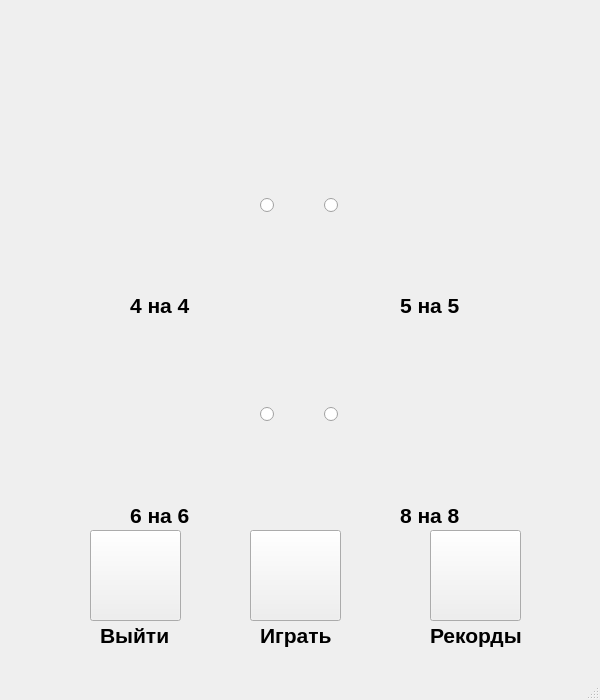
Before: the Qt Designer form src/ui_files/main.ui in aleksandrmbelkin/Game_2048, drawn with Qt 5.
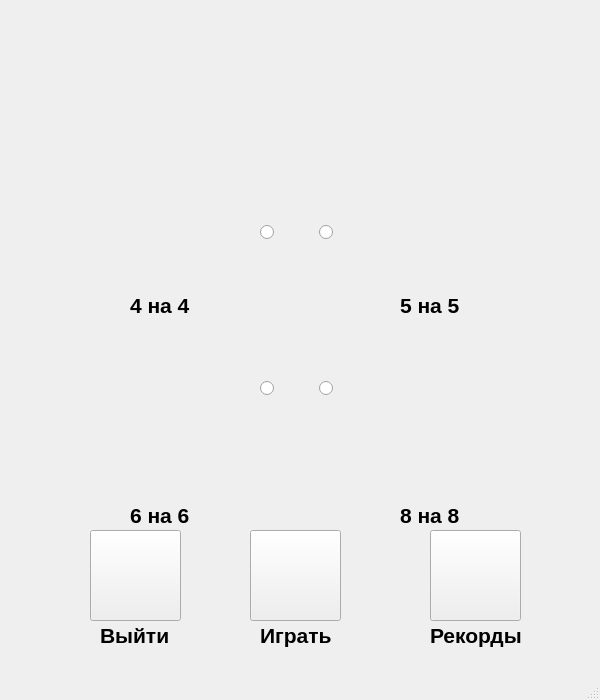
After: the same form once the commit is applied. Icons and pictures are not drawn.

```diff
--- a/src/ui_files/main.ui
+++ b/src/ui_files/main.ui
@@ -159,9 +159,9 @@
     <property name="geometry">
      <rect>
       <x>260</x>
-      <y>10</y>
-      <width>121</width>
-      <height>601</height>
+      <y>90</y>
+      <width>111</width>
+      <height>441</height>
      </rect>
     </property>
     <layout class="QGridLayout" name="choose_field">
```
Left out of the diff: 28 changed lines with no effect on the pictures.
